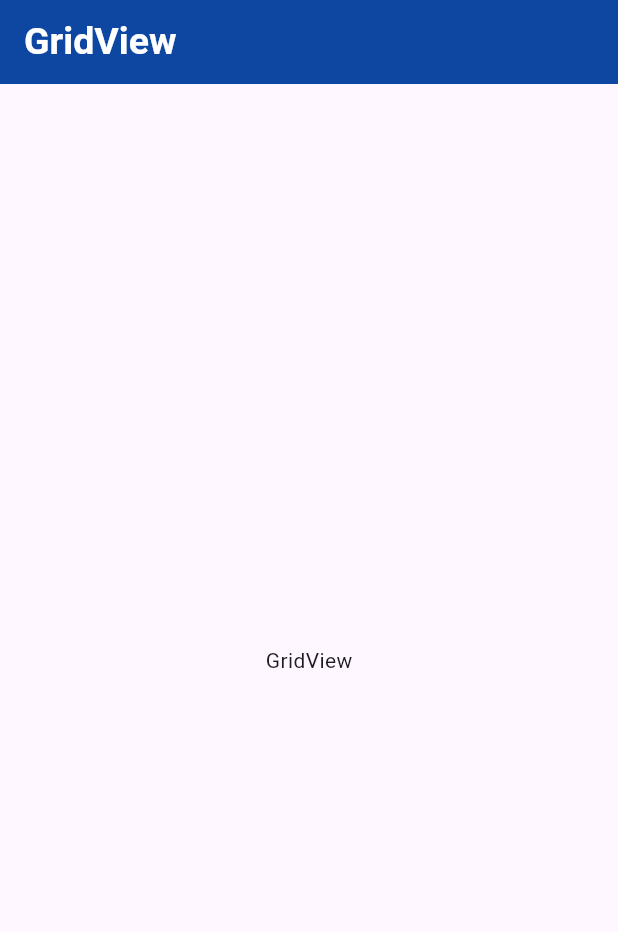
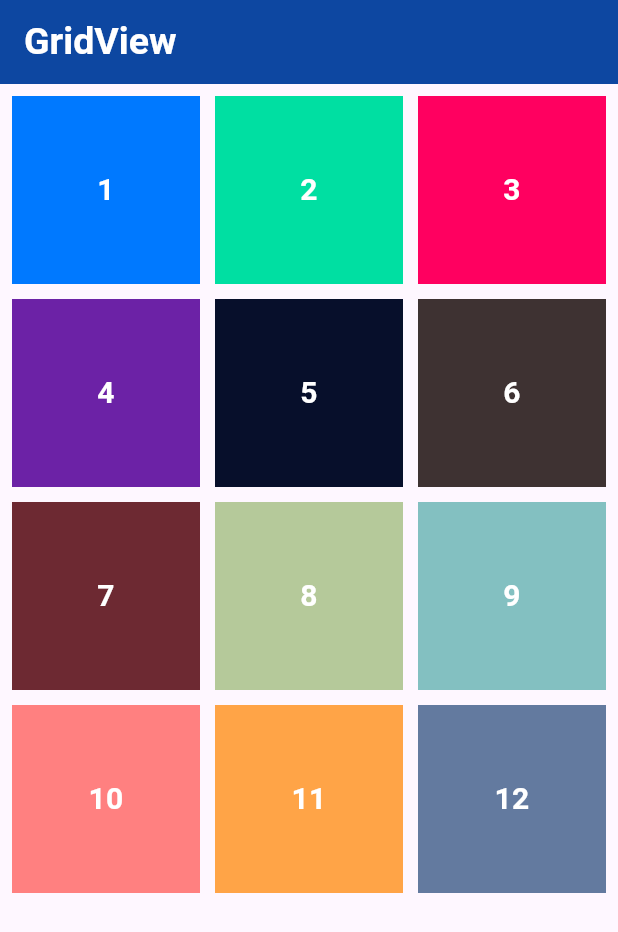
Before and after one commit to alhasann351/gridview, a Flutter app: the screen it shows after launch, on a phone screen of 412 x 824 dp. Shown: the top 932 px of the screen. Run offline on Flutter 3.47's test engine with Material 3 defaults, Android fonts, the phone set to English and light mode, and no system bars.

Commit message:
gridview count added

```diff
--- a/lib/main.dart
+++ b/lib/main.dart
@@ -27,15 +27,214 @@ class MyHomePage extends StatefulWidget {
 }
 
 class _MyHomePageState extends State<MyHomePage> {
+  var number = [
+    '1',
+    '2',
+    '3',
+    '4',
+    '5',
+    '6',
+    '7',
+    '8',
+    '9',
+    '10',
+    '11',
+    '12',
+  ];
+  var color = [
+    const Color(0xFF0079FF),
+    const Color(0xFF00DFA2),
+    const Color(0xFFFF0060),
+    const Color(0xFF6C22A6),
+    const Color(0xFF070F2B),
+    const Color(0xFF3E3232),
+    const Color(0xFF6D2932),
+    const Color(0xFFB5C99A),
+    const Color(0xFF83C0C1),
+    const Color(0xFFFF8080),
+    const Color(0xFFFFA447),
+    const Color(0xFF637A9F),
+  ];
+
   @override
   Widget build(BuildContext context) {
     return Scaffold(
       appBar: AppBar(
         backgroundColor: Theme.of(context).primaryColor,
-        title: const Text('GridView', style: TextStyle(fontSize: 25, fontWeight: FontWeight.bold, color: Colors.white,),),
+        title: const Text(
+          'GridView',
+          style: TextStyle(
+            fontSize: 25,
+            fontWeight: FontWeight.bold,
+            color: Colors.white,
+          ),
+        ),
       ),
-      body: const Center(
-        child: Text('GridView'),
+      body: Padding(
+        padding: const EdgeInsets.all(8.0),
+        child: GridView.count(
+          crossAxisCount: 3,
+          crossAxisSpacing: 10,
+          mainAxisSpacing: 10,
+          children: [
+            Container(
+              color: color[0],
+              alignment: Alignment.center,
+              child: Text(
+                number[0],
+                textAlign: TextAlign.center,
+                style: const TextStyle(
+                  fontWeight: FontWeight.bold,
+                  fontSize: 20,
+                  color: Colors.white,
+                ),
+              ),
+            ),
+            Container(
+              color: color[1],
+              alignment: Alignment.center,
+              child: Text(
+                number[1],
+                textAlign: TextAlign.center,
+                style: const TextStyle(
+                  fontWeight: FontWeight.bold,
+                  fontSize: 20,
+                  color: Colors.white,
+                ),
+              ),
+            ),
+            Container(
+              color: color[2],
+              alignment: Alignment.center,
+              child: Text(
+                number[2],
+                textAlign: TextAlign.center,
+                style: const TextStyle(
+                  fontWeight: FontWeight.bold,
+                  fontSize: 20,
+                  color: Colors.white,
+                ),
+              ),
+            ),
+            Container(
+              color: color[3],
+              alignment: Alignment.center,
+              child: Text(
+                number[3],
+                textAlign: TextAlign.center,
+                style: const TextStyle(
+                  fontWeight: FontWeight.bold,
+                  fontSize: 20,
+                  color: Colors.white,
+                ),
+              ),
+            ),
+            Container(
+              color: color[4],
+              alignment: Alignment.center,
+              child: Text(
+                number[4],
+                textAlign: TextAlign.center,
+                style: const TextStyle(
+                  fontWeight: FontWeight.bold,
+                  fontSize: 20,
+                  color: Colors.white,
+                ),
+              ),
+            ),
+            Container(
+              color: color[5],
+              alignment: Alignment.center,
+              child: Text(
+                number[5],
+                textAlign: TextAlign.center,
+                style: const TextStyle(
+                  fontWeight: FontWeight.bold,
+                  fontSize: 20,
+                  color: Colors.white,
+                ),
+              ),
+            ),
+            Container(
+              color: color[6],
+              alignment: Alignment.center,
+              child: Text(
+                number[6],
+                textAlign: TextAlign.center,
+                style: const TextStyle(
+                  fontWeight: FontWeight.bold,
+                  fontSize: 20,
+                  color: Colors.white,
+                ),
+              ),
+            ),
+            Container(
+              color: color[7],
+              alignment: Alignment.center,
+              child: Text(
+                number[7],
+                textAlign: TextAlign.center,
+                style: const TextStyle(
+                  fontWeight: FontWeight.bold,
+                  fontSize: 20,
+                  color: Colors.white,
+                ),
+              ),
+            ),
+            Container(
+              color: color[8],
+              alignment: Alignment.center,
+              child: Text(
+                number[8],
+                textAlign: TextAlign.center,
+                style: const TextStyle(
+                  fontWeight: FontWeight.bold,
+                  fontSize: 20,
+                  color: Colors.white,
+                ),
+              ),
+            ),
+            Container(
+              color: color[9],
+              alignment: Alignment.center,
+              child: Text(
+                number[9],
+                textAlign: TextAlign.center,
+                style: const TextStyle(
+                  fontWeight: FontWeight.bold,
+                  fontSize: 20,
+                  color: Colors.white,
+                ),
+              ),
+            ),
+            Container(
+              color: color[10],
+              alignment: Alignment.center,
+              child: Text(
+                number[10],
+                textAlign: TextAlign.center,
+                style: const TextStyle(
+                  fontWeight: FontWeight.bold,
+                  fontSize: 20,
+                  color: Colors.white,
+                ),
+              ),
+            ),
+            Container(
+              color: color[11],
+              alignment: Alignment.center,
+              child: Text(
+                number[11],
+                textAlign: TextAlign.center,
+                style: const TextStyle(
+                  fontWeight: FontWeight.bold,
+                  fontSize: 20,
+                  color: Colors.white,
+                ),
+              ),
+            ),
+          ],
+        ),
       ),
     );
   }
```
